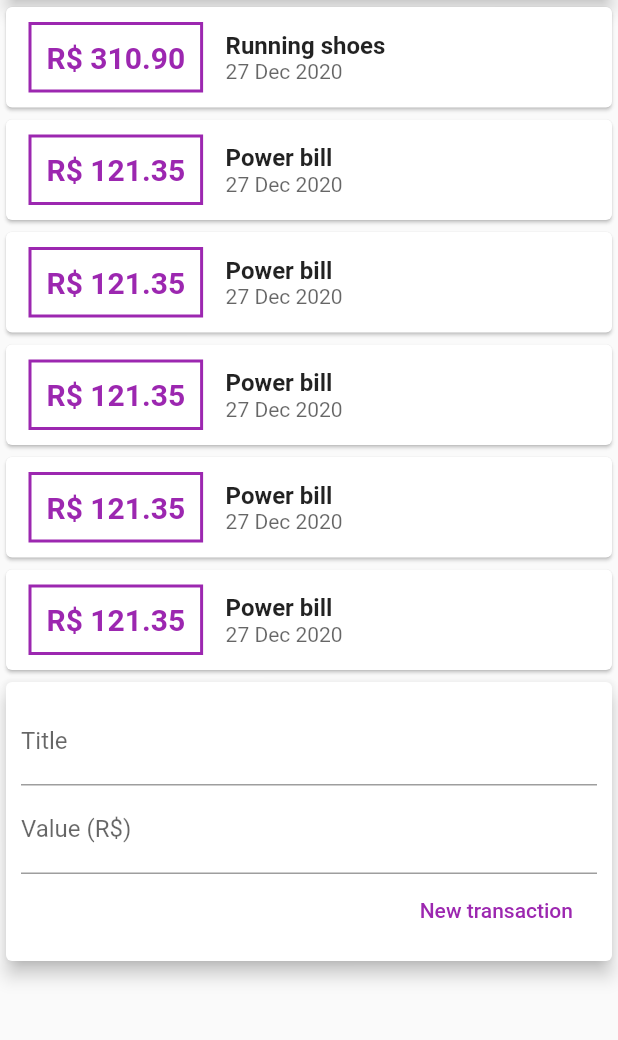
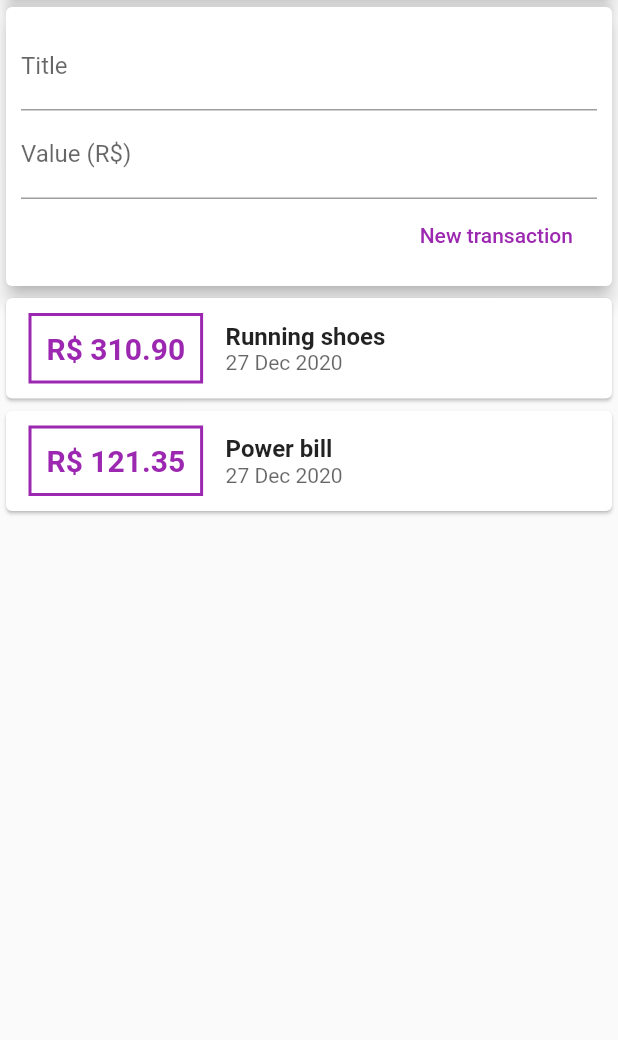
Before and after one commit to brunaoliveira/expenses_app, a Flutter app: the screen it shows after launch, on a phone screen of 412 x 824 dp, the part 119-1159 px from its top. Run offline on Flutter 3.47's test engine with Material 2 defaults, Android fonts, the phone set to English and light mode, and no system bars.

Commit message:
existing transactions on bottom

```diff
--- a/lib/components/transaction_user.dart
+++ b/lib/components/transaction_user.dart
@@ -15,30 +15,6 @@ class _TransactionUserState extends State<TransactionUser> {
       id: 't1',
       title: 'Running shoes',
       value: 310.90,
-      date: DateTime.now(),
-    ),
-    Transaction(
-      id: 't2',
-      title: 'Power bill',
-      value: 121.35,
-      date: DateTime.now(),
-    ),
-    Transaction(
-      id: 't2',
-      title: 'Power bill',
-      value: 121.35,
-      date: DateTime.now(),
-    ),
-    Transaction(
-      id: 't2',
-      title: 'Power bill',
-      value: 121.35,
-      date: DateTime.now(),
-    ),
-    Transaction(
-      id: 't2',
-      title: 'Power bill',
-      value: 121.35,
       date: DateTime.now(),
     ),
     Transaction(
@@ -66,8 +42,8 @@ class _TransactionUserState extends State<TransactionUser> {
   Widget build(BuildContext context) {
     return Column(
       children: <Widget>[
+        TransactionForm(_addTransaction),
         TransactionList(_transactions),
-        TransactionForm(_addTransaction),
       ],
     );
   }
```
